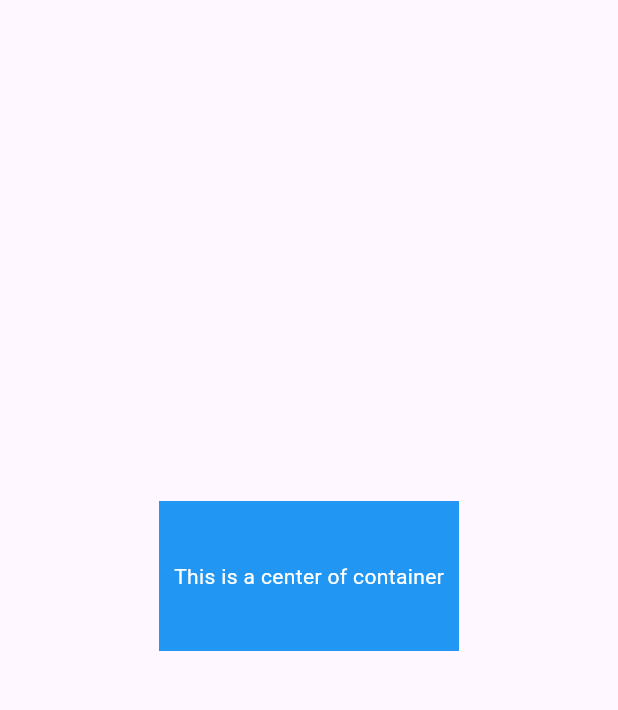
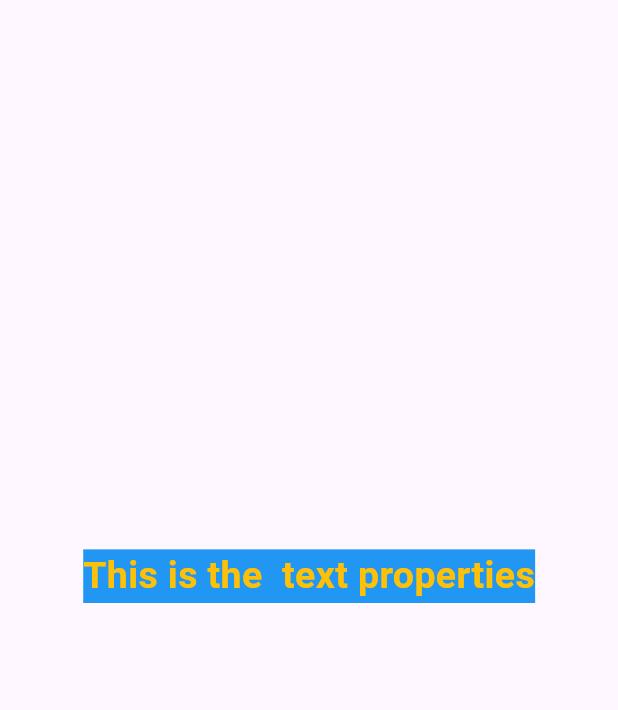
Before and after one commit to AkashBelekar2428/flutter_center_widget, a Flutter app: the screen it shows after launch, on a phone screen of 412 x 824 dp, the part 84-794 px from its top. Run offline on Flutter 3.47's test engine with Material 2 defaults, Android fonts, the phone set to English and light mode, and no system bars.

Commit message:
text Properties

```diff
--- a/lib/main.dart
+++ b/lib/main.dart
@@ -90,14 +90,13 @@ class _MyHomePageState extends State<MyHomePage> {
         title: Text("Center Widget"),
       ),
       body: Center(
-      child:Container(
-          width: 200,
-          height: 100,
-          color: Colors.blue,
-        child: Center(child: Text("This is a center of container", style: TextStyle (color: Colors.white),)),
+        child: Text("This is the  text properties", style: TextStyle(
+          fontSize: 25,
+          color: Colors.amber,
+          backgroundColor: Colors.blue,
+          fontWeight: FontWeight.bold
 
-        ),
-
+        )),
       ),
 
     );
```
